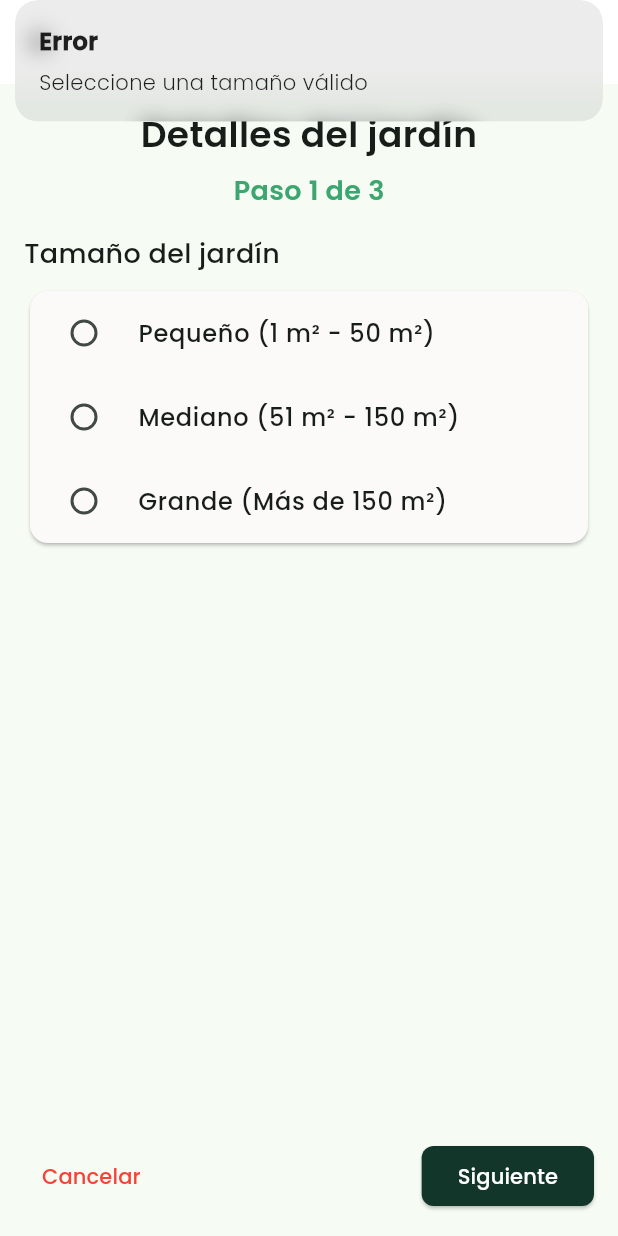
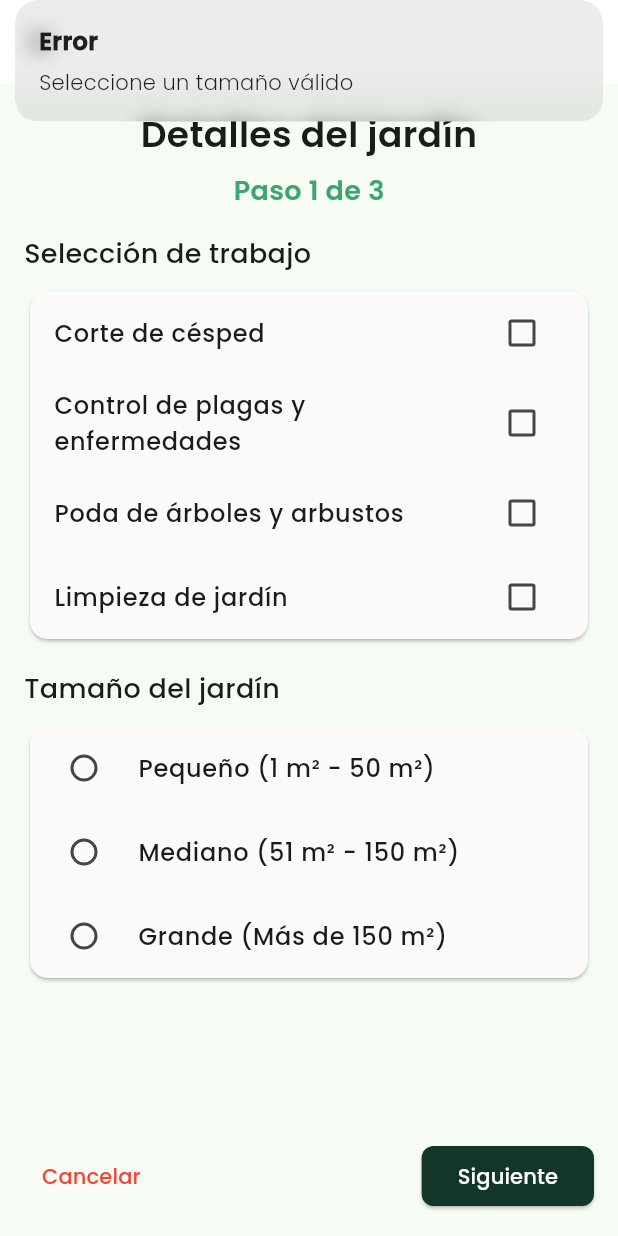
Before and after one commit to spricew/Keidot-Project, a Flutter app: the screen it shows after launch, after a tap on "Siguiente", on a phone screen of 412 x 824 dp. Run offline on Flutter 3.47's test engine with Material 3 defaults, Android fonts, the phone set to English and light mode, and no system bars; our stand-ins replace file_picker, flutter_map, flutter_secure_storage, get, latlong2, logger and 1 more; missing offline and left inert: flutter_stripe; project files that could hold a hidden picture were left out.

Commit message:
Cambios en el requestscreen1, para agregar el tipo de trabajo a elegir

```diff
--- a/Keidot-Project/lib/presentation/screens/request_screen1.dart
+++ b/Keidot-Project/lib/presentation/screens/request_screen1.dart
@@ -3,7 +3,7 @@ import 'package:get/get.dart';
 import 'package:test_app/Services/client_request/transaction/service_transaction_controller.dart';
 import 'package:test_app/presentation/screens/home_page.dart';
 import 'request_details_garden.dart';
-//aqui hacer una
+
 class RequestScreen1 extends StatelessWidget {
   const RequestScreen1({
     super.key,
@@ -26,10 +26,11 @@ class DetallesServicioPage extends StatefulWidget {
 
 class _DetallesServicioPageState extends State<DetallesServicioPage> {
   final ServiceTransactionController controller = Get.find();
+  final RxList<String> selectedJobs = <String>[].obs;
 
   @override
   void initState() {
-    super.initState(); // Guardar el serviceId
+    super.initState();
   }
 
   @override
@@ -46,12 +47,10 @@ class _DetallesServicioPageState extends State<DetallesServicioPage> {
         ),
         centerTitle: true,
         title: Text(
-          controller
-              .serviceName(), // Muestra el título del servicio en la barra superior
+          controller.serviceName(),
           style: const TextStyle(color: Color(0xFF3BA670), fontSize: 18),
           maxLines: 1,
-          overflow:
-              TextOverflow.ellipsis, // Para evitar que se corte si es largo
+          overflow: TextOverflow.ellipsis,
         ),
       ),
       body: Padding(
@@ -77,6 +76,65 @@ class _DetallesServicioPageState extends State<DetallesServicioPage> {
               ),
             ),
             const SizedBox(height: 16),
+
+            // Nueva Sección: Selección de trabajo
+            const Text('Selección de trabajo',
+                style: TextStyle(fontSize: 18, fontWeight: FontWeight.w500)),
+            const SizedBox(height: 8),
+            Card(
+              color: const Color.fromARGB(255, 252, 249, 249),
+              child: Column(
+                children: [
+                  Obx(() => CheckboxListTile(
+                        value: selectedJobs.contains('Corte de césped'),
+                        onChanged: (value) {
+                          if (value == true) {
+                            selectedJobs.add('Corte de césped');
+                          } else {
+                            selectedJobs.remove('Corte de césped');
+                          }
+                        },
+                        title: const Text('Corte de césped'),
+                      )),
+                  Obx(() => CheckboxListTile(
+                        value: selectedJobs.contains('Control de plagas y enfermedades'),
+                        onChanged: (value) {
+                          if (value == true) {
+                            selectedJobs.add('Control de plagas y enfermedades');
+                          } else {
+                            selectedJobs.remove('Control de plagas y enfermedades');
+                          }
+                        },
+                        title: const Text('Control de plagas y enfermedades'),
+                      )),
+                  Obx(() => CheckboxListTile(
+                        value: selectedJobs.contains('Poda de árboles y arbustos'),
+                        onChanged: (value) {
+                          if (value == true) {
+                            selectedJobs.add('Poda de árboles y arbustos');
+                          } else {
+                            selectedJobs.remove('Poda de árboles y arbustos');
+                          }
+                        },
+                        title: const Text('Poda de árboles y arbustos'),
+                      )),
+                  Obx(() => CheckboxListTile(
+                        value: selectedJobs.contains('Limpieza de jardín'),
+                        onChanged: (value) {
+                          if (value == true) {
+                            selectedJobs.add('Limpieza de jardín');
+                          } else {
+                            selectedJobs.remove('Limpieza de jardín');
+                          }
+                        },
+                        title: const Text('Limpieza de jardín'),
+                      )),
+                ],
+              ),
+            ),
+            const SizedBox(height: 16),
+
+            // Sección: Tamaño del jardín
             const Text('Tamaño del jardín',
                 style: TextStyle(fontSize: 18, fontWeight: FontWeight.w500)),
             const SizedBox(height: 8),
@@ -131,7 +189,7 @@ class _DetallesServicioPageState extends State<DetallesServicioPage> {
                 ElevatedButton(
                   onPressed: () {
                     if (controller.transaction.value.estimatedSize.isEmpty) {
-                      Get.snackbar("Error", "Seleccione una tamaño válido");//Enviar datos de la seleccion de las caracteristicas
+                      Get.snackbar("Error", "Seleccione un tamaño válido");
                       return;
                     }
                     Get.to(() => const RequestDetailsGarden());
```
